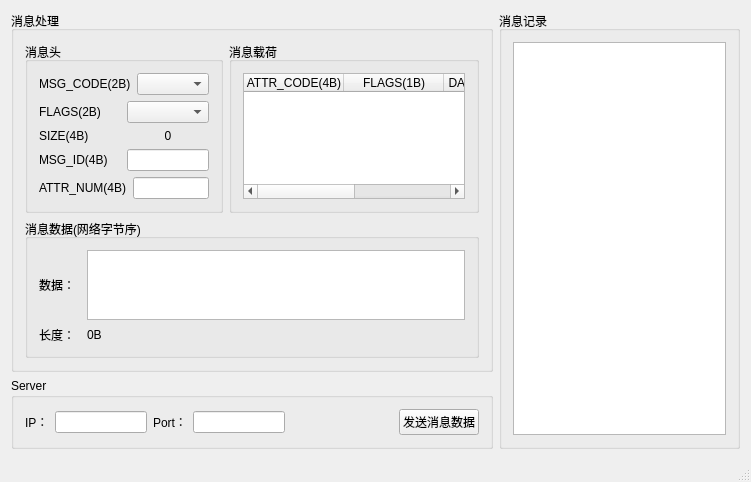
Perfect-Poison/P2Chat, file P2Test/p2test.ui: the form before one commit.
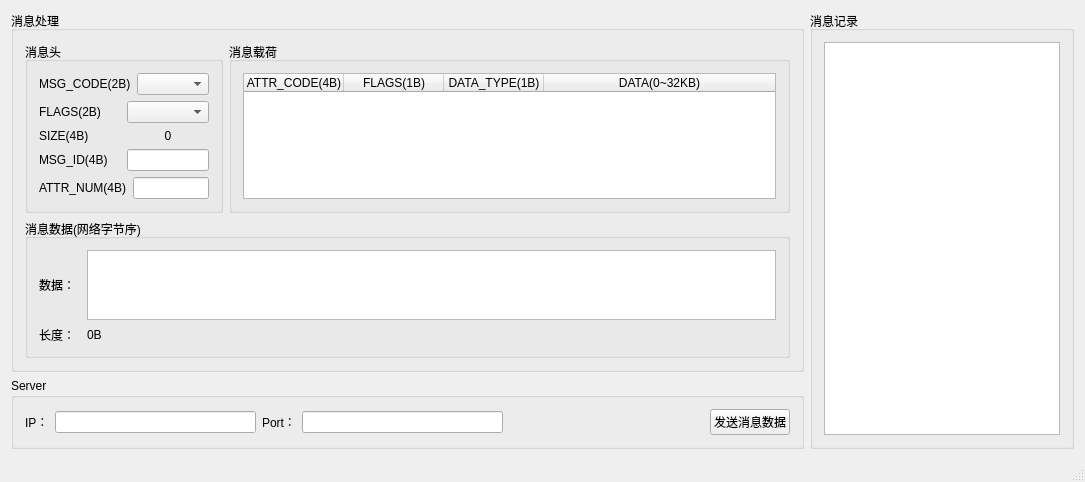
The form after the commit.

```diff
--- a/P2Test/p2test.ui
+++ b/P2Test/p2test.ui
@@ -6,7 +6,7 @@
    <rect>
     <x>0</x>
     <y>0</y>
-    <width>751</width>
+    <width>1085</width>
     <height>441</height>
    </rect>
   </property>
@@ -19,7 +19,7 @@
      <widget class="QGroupBox" name="groupBox_4">
       <property name="sizePolicy">
        <sizepolicy hsizetype="Preferred" vsizetype="Preferred">
-        <horstretch>2</horstretch>
+        <horstretch>3</horstretch>
         <verstretch>0</verstretch>
        </sizepolicy>
       </property>
@@ -167,7 +167,7 @@
         <widget class="QGroupBox" name="groupBox_2">
          <property name="sizePolicy">
           <sizepolicy hsizetype="Preferred" vsizetype="Preferred">
-           <horstretch>2</horstretch>
+           <horstretch>3</horstretch>
            <verstretch>0</verstretch>
           </sizepolicy>
          </property>
@@ -177,6 +177,18 @@
          <layout class="QGridLayout" name="gridLayout_2">
           <item row="0" column="0">
            <widget class="QTableWidget" name="attrsTable">
+            <property name="contextMenuPolicy">
+             <enum>Qt::CustomContextMenu</enum>
+            </property>
+            <property name="sizeAdjustPolicy">
+             <enum>QAbstractScrollArea::AdjustToContentsOnFirstShow</enum>
+            </property>
+            <property name="alternatingRowColors">
+             <bool>true</bool>
+            </property>
+            <attribute name="horizontalHeaderStretchLastSection">
+             <bool>true</bool>
+            </attribute>
             <column>
              <property name="text">
               <string>ATTR_CODE(4B)</string>
```
